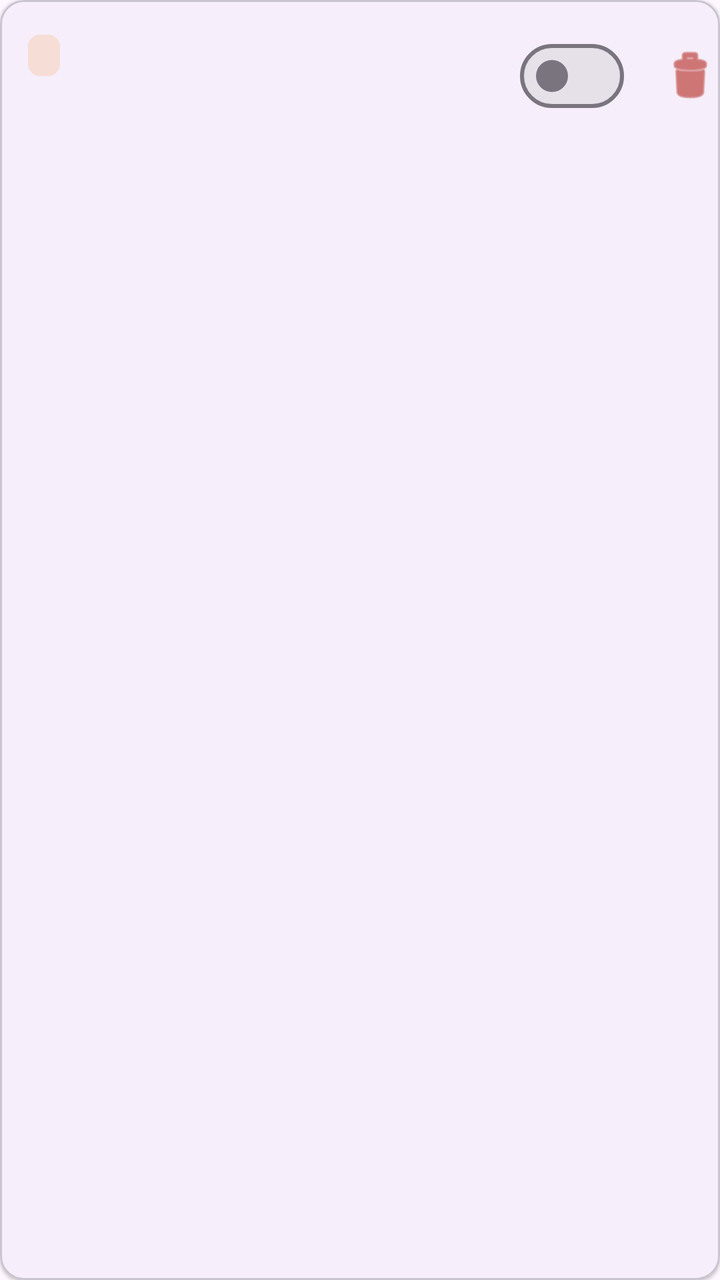
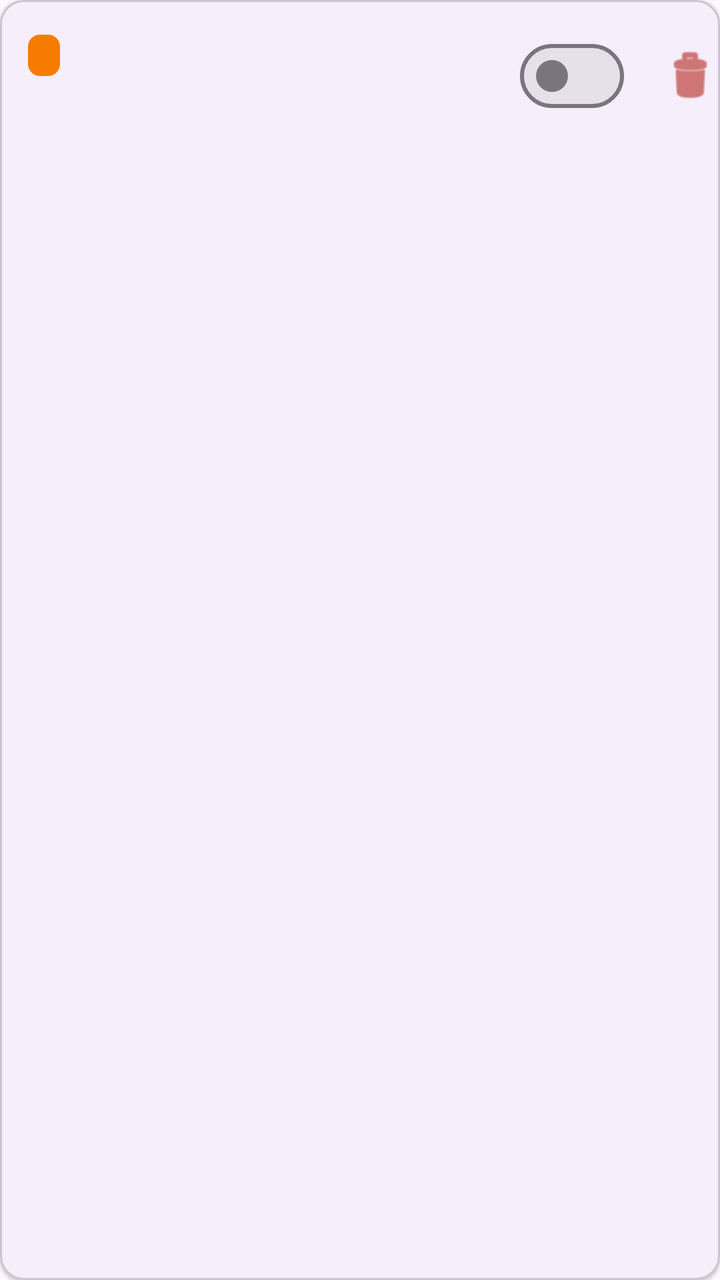

The first picture is an Android layout as it rendered before a commit; the second is the same layout after the commit. The layout source and the unified diff follow.
<!-- AndroidManifest.xml: application theme AppTheme -->
<!-- res/layout/item_cache_rule.xml -->
<?xml version="1.0" encoding="utf-8"?>
<com.google.android.material.card.MaterialCardView xmlns:android="http://schemas.android.com/apk/res/android"
    xmlns:app="http://schemas.android.com/apk/res-auto"
    android:layout_width="match_parent"
    android:layout_height="wrap_content"
    android:layout_marginHorizontal="8dp"
    android:layout_marginVertical="4dp"
    app:cardCornerRadius="12dp"
    app:cardElevation="1dp">

    <LinearLayout
        android:layout_width="match_parent"
        android:layout_height="wrap_content"
        android:orientation="horizontal"
        android:gravity="center_vertical"
        android:paddingStart="14dp"
        android:paddingTop="14dp"
        android:paddingBottom="14dp"
        android:paddingEnd="4dp">

        <LinearLayout
            android:layout_width="0dp"
            android:layout_height="wrap_content"
            android:layout_weight="1"
            android:orientation="vertical">

            
            <LinearLayout
                android:layout_width="wrap_content"
                android:layout_height="wrap_content"
                android:orientation="horizontal"
                android:gravity="center_vertical">

                <TextView
                    android:id="@+id/badgeText"
                    android:layout_width="wrap_content"
                    android:layout_height="wrap_content"
                    android:background="@drawable/bg_cache_badge"
                    android:paddingHorizontal="8dp"
                    android:paddingVertical="3dp"
                    android:textSize="11sp"
                    android:textStyle="bold"
                    android:textColor="#F57C00" />

                <TextView
                    android:id="@+id/descriptionText"
                    android:layout_width="wrap_content"
                    android:layout_height="wrap_content"
                    android:layout_marginStart="8dp"
                    android:textSize="14sp"
                    android:textStyle="bold"
                    android:maxLines="1"
                    android:ellipsize="end" />
            </LinearLayout>

            
            <TextView
                android:id="@+id/expressionText"
                android:layout_width="match_parent"
                android:layout_height="wrap_content"
                android:layout_marginTop="4dp"
                android:textSize="12sp"
                android:fontFamily="monospace"
                android:textColor="?android:attr/textColorSecondary"
                android:maxLines="2"
                android:ellipsize="end" />

            
            <TextView
                android:id="@+id/advancedReadonlyText"
                android:layout_width="wrap_content"
                android:layout_height="wrap_content"
                android:layout_marginTop="2dp"
                android:text="含高级设置，仅可查看"
                android:textSize="11sp"
                android:textColor="?android:attr/textColorSecondary"
                android:visibility="gone" />
        </LinearLayout>

        <com.google.android.material.materialswitch.MaterialSwitch
            android:id="@+id/toggleSwitch"
            android:layout_width="wrap_content"
            android:layout_height="wrap_content"
            android:layout_marginStart="8dp" />

        <com.google.android.material.button.MaterialButton
            android:id="@+id/deleteButton"
            style="@style/Widget.Material3.Button.IconButton"
            android:layout_width="40dp"
            android:layout_height="40dp"
            android:contentDescription="删除"
            android:layout_marginStart="4dp"
            app:icon="@android:drawable/ic_menu_delete"
            app:iconSize="30dp"
            app:iconTint="?attr/colorError"
            app:rippleColor="?attr/colorError" />
    </LinearLayout>

</com.google.android.material.card.MaterialCardView>
<!-- resources referenced by this layout -->
<resources>
  <!-- drawable bg_cache_badge (drawable) -->
  <?xml version="1.0" encoding="utf-8"?>
  <shape xmlns:android="http://schemas.android.com/apk/res/android"
      android:shape="rectangle">
      <solid android:color="#26F57C00" />
      <corners android:radius="6dp" />
  </shape>
  <style name="AppTheme" parent="Base.AppTheme" />
  <style name="Base.AppTheme" parent="Theme.Material3.DayNight.NoActionBar">
      
      
    </style>
</resources>

<!-- the commit's change to res/layout/item_cache_rule.xml (unified diff, before → after) -->
@@ -40,7 +40,7 @@
                     android:paddingVertical="3dp"
                     android:textSize="11sp"
                     android:textStyle="bold"
-                    android:textColor="#F57C00" />
+                    android:textColor="@color/status_warning" />
 
                 <TextView
                     android:id="@+id/descriptionText"
<!-- resource entries referenced after the edit -->
@@ -1,13 +1,15 @@
 <!-- resources referenced by this layout -->
 <resources>
+  <color name="status_warning">#F59E0B</color>
   <!-- drawable bg_cache_badge (drawable) -->
   <?xml version="1.0" encoding="utf-8"?>
   <shape xmlns:android="http://schemas.android.com/apk/res/android"
       android:shape="rectangle">
-      <solid android:color="#26F57C00" />
+      <solid android:color="@color/md_theme_tertiary" />
       <corners android:radius="6dp" />
   </shape>
   <style name="AppTheme" parent="Base.AppTheme" />
+  <color name="md_theme_tertiary">#F57C00</color>
   <style name="Base.AppTheme" parent="Theme.Material3.DayNight.NoActionBar">
       
       
